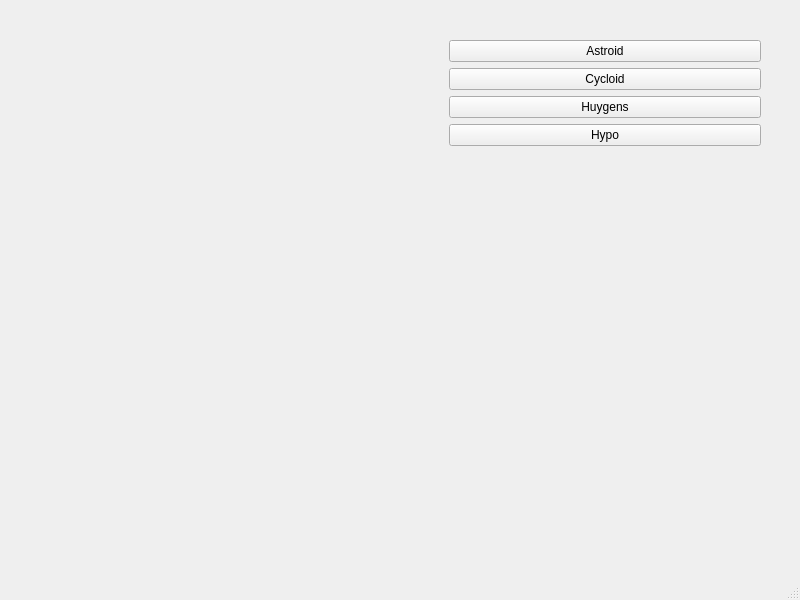
Above: mainwindow.ui from KevinDyke/QtCurvesCpp before the change. Below: the same form after it.
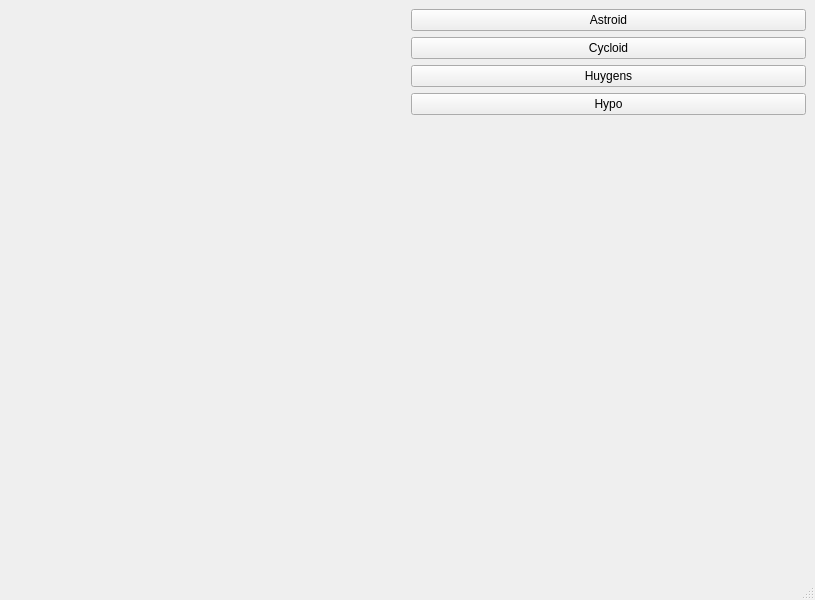
That is the form after the change. Custom widgets are drawn as their Qt base class.

Commit message: Update to UI using dynamic dispatch.

Patch:
```diff
--- a/mainwindow.ui
+++ b/mainwindow.ui
@@ -6,7 +6,7 @@
    <rect>
     <x>0</x>
     <y>0</y>
-    <width>800</width>
+    <width>815</width>
     <height>600</height>
    </rect>
   </property>
@@ -14,15 +14,8 @@
    <string>MainWindow</string>
   </property>
   <widget class="QWidget" name="centralwidget">
-   <widget class="QWidget" name="">
-    <property name="geometry">
-     <rect>
-      <x>130</x>
-      <y>40</y>
-      <width>631</width>
-      <height>295</height>
-     </rect>
-    </property>
+   <layout class="QGridLayout" name="gridLayout">
+    <item row="0" column="0">
     <layout class="QHBoxLayout" name="horizontalLayout">
      <item>
       <widget class="RenderArea" name="renderArea" native="true"/>
@@ -73,7 +66,8 @@
       </layout>
      </item>
     </layout>
-   </widget>
+    </item>
+   </layout>
   </widget>
   <widget class="QStatusBar" name="statusbar"/>
  </widget>
```
Lines whose indentation alone changed are shown as unchanged. The commit also changes 2 other files.
